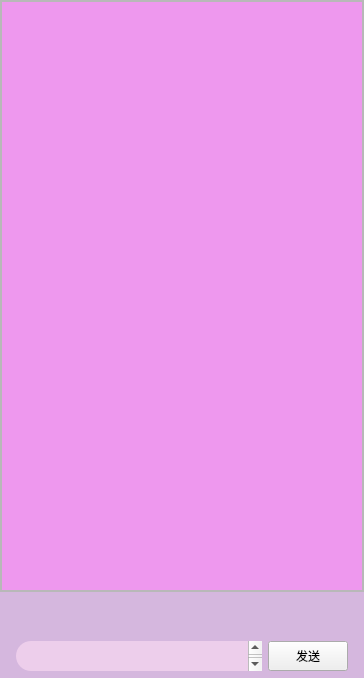
Old version of the form ui/untitled3.ui in the repository E-sion/NEEDY-GIRL-OVERDOSE.
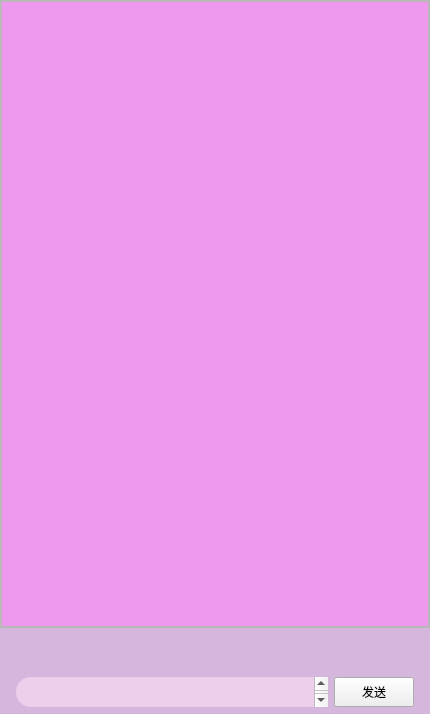
New version of the form. Icons and pictures are not drawn.

Diff of the .ui file:
```diff
--- a/ui/untitled3.ui
+++ b/ui/untitled3.ui
@@ -9,8 +9,8 @@
    <rect>
     <x>0</x>
     <y>0</y>
-    <width>364</width>
-    <height>678</height>
+    <width>430</width>
+    <height>714</height>
    </rect>
   </property>
   <property name="windowTitle">
@@ -98,8 +98,8 @@
            <rect>
             <x>0</x>
             <y>0</y>
-            <width>360</width>
-            <height>499</height>
+            <width>426</width>
+            <height>535</height>
            </rect>
           </property>
           <property name="styleSheet">
@@ -121,6 +121,12 @@
     </item>
     <item>
      <widget class="QWidget" name="mywidget" native="true">
+      <property name="maximumSize">
+       <size>
+        <width>16777213</width>
+        <height>16777215</height>
+       </size>
+      </property>
       <property name="autoFillBackground">
        <bool>false</bool>
       </property>
```
Left out of the diff: 13 changed lines with no effect on the pictures.
